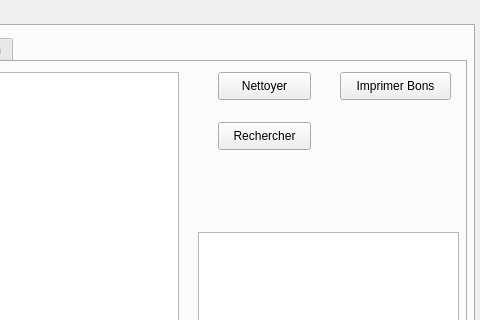
The window that Projet/mainwindow.ui (JasserBOUKRYA/PROJET_c-_2a) describes before a commit, drawn with Qt 5; both pictures show x 556 to 1036 and y 0 to 320 of the 1036 by 535 pixel window.
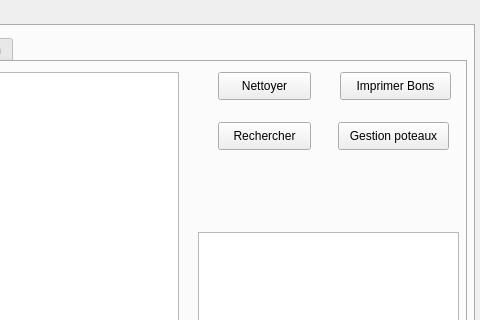
The same window after the commit. The open tabs and pages were chosen to show the change.

What changed in the file:
```diff
--- a/Projet/mainwindow.ui
+++ b/Projet/mainwindow.ui
@@ -905,6 +905,19 @@
          <string>Rechercher</string>
         </property>
        </widget>
+       <widget class="QPushButton" name="pushButton_10">
+        <property name="geometry">
+         <rect>
+          <x>870</x>
+          <y>60</y>
+          <width>111</width>
+          <height>28</height>
+         </rect>
+        </property>
+        <property name="text">
+         <string>Gestion poteaux</string>
+        </property>
+       </widget>
       </widget>
       <widget class="QWidget" name="tab_9">
        <attribute name="title">
```
Left out of the diff: 4 changed lines with no effect on the pictures.
